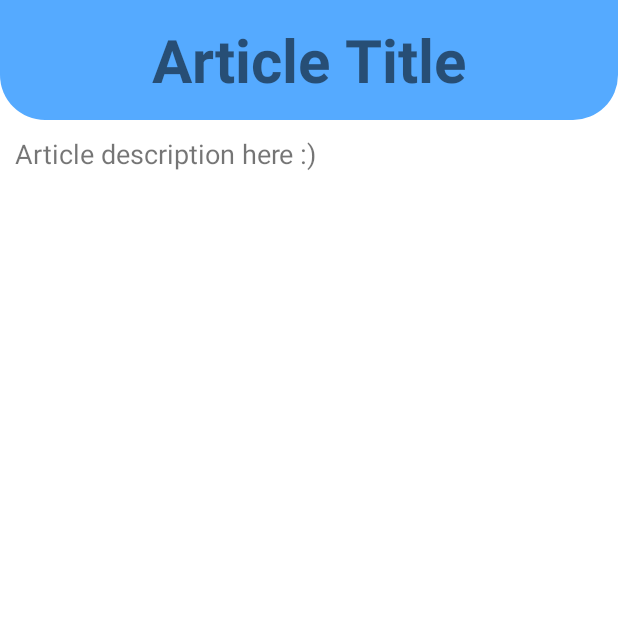
After one commit to AbdallaAshra/DMS, an Android app: the Article_pg screen opened directly, with no data from a screen before it, on a phone screen of 412 x 824 dp, the top half of it. The commit adds this screen. Run offline under Robolectric (Android 15) with nearby library versions, the phone set to English and light mode, and no system bars.

Commit message:
Meal Suggestions page First Articles page Meal description page Articles description page

```diff
--- /dev/null
+++ b/app/src/main/java/com/example/dms/Article_pg.java
@@ -0,0 +1,15 @@
+package com.example.dms;
+
+import androidx.appcompat.app.AppCompatActivity;
+
+import android.os.Bundle;
+
+public class Article_pg extends AppCompatActivity {
+
+    @Override
+    protected void onCreate(Bundle savedInstanceState) {
+        super.onCreate(savedInstanceState);
+        setContentView(R.layout.activity_article_pg);
+        getSupportActionBar().hide();
+    }
+}
--- /dev/null
+++ b/app/src/main/res/drawable/corner_radius.xml
@@ -0,0 +1,16 @@
+<?xml version="1.0" encoding="utf-8"?>
+<shape xmlns:android="http://schemas.android.com/apk/res/android"
+    android:shape="rectangle">
+    <solid
+        android:color="#5af" >
+    </solid>
+
+
+
+
+
+    <corners
+        android:bottomRightRadius="30dp"
+        android:bottomLeftRadius="30dp">
+    </corners>
+</shape>
--- /dev/null
+++ b/app/src/main/res/layout/activity_article_pg.xml
@@ -0,0 +1,36 @@
+<?xml version="1.0" encoding="utf-8"?>
+<LinearLayout xmlns:android="http://schemas.android.com/apk/res/android"
+    xmlns:app="http://schemas.android.com/apk/res-auto"
+    xmlns:tools="http://schemas.android.com/tools"
+    android:layout_width="match_parent"
+    android:layout_height="match_parent"
+    tools:context=".Article_pg"
+    android:orientation="vertical">
+
+    <!--toolbar with related layout file @drawable/cornier_radius-->
+    <LinearLayout
+        android:layout_width="match_parent"
+        android:layout_height="80dp"
+        android:background="@drawable/corner_radius"
+        >
+        <TextView
+            android:layout_width="match_parent"
+            android:layout_height="match_parent"
+            android:text="@string/article_title"
+            android:textSize="40sp"
+            android:gravity="center"
+            android:textStyle="bold"/>
+    </LinearLayout>
+    <!--text view to article desc-->
+    <ScrollView
+        android:layout_width="match_parent"
+        android:layout_height="match_parent"
+        android:layout_marginTop="10dp">
+        <TextView
+            android:paddingStart="10dp"
+            android:layout_width="match_parent"
+            android:layout_height="wrap_content"
+            android:textSize="18sp"
+            android:text="Article description here :)"/>
+    </ScrollView>
+</LinearLayout>
--- a/app/src/main/res/values/strings.xml
+++ b/app/src/main/res/values/strings.xml
@@ -6,4 +6,6 @@
     <string name="lunch_meal">Lunch Meal</string>
     <string name="articles">Articles</string>
     <string name="search">Search...</string>
+    <string name="meal_s_name">Meal’s Name</string>
+    <string name="article_title">Article Title</string>
 </resources>
```
Also changed, not shown: app/src/main/AndroidManifest.xml (+7 -1 lines), app/src/main/java/com/example/dms/Meal_pg.java (added, +15 -0 lines), app/src/main/res/layout/activity_meal_pg.xml (added, +36 -0 lines).
